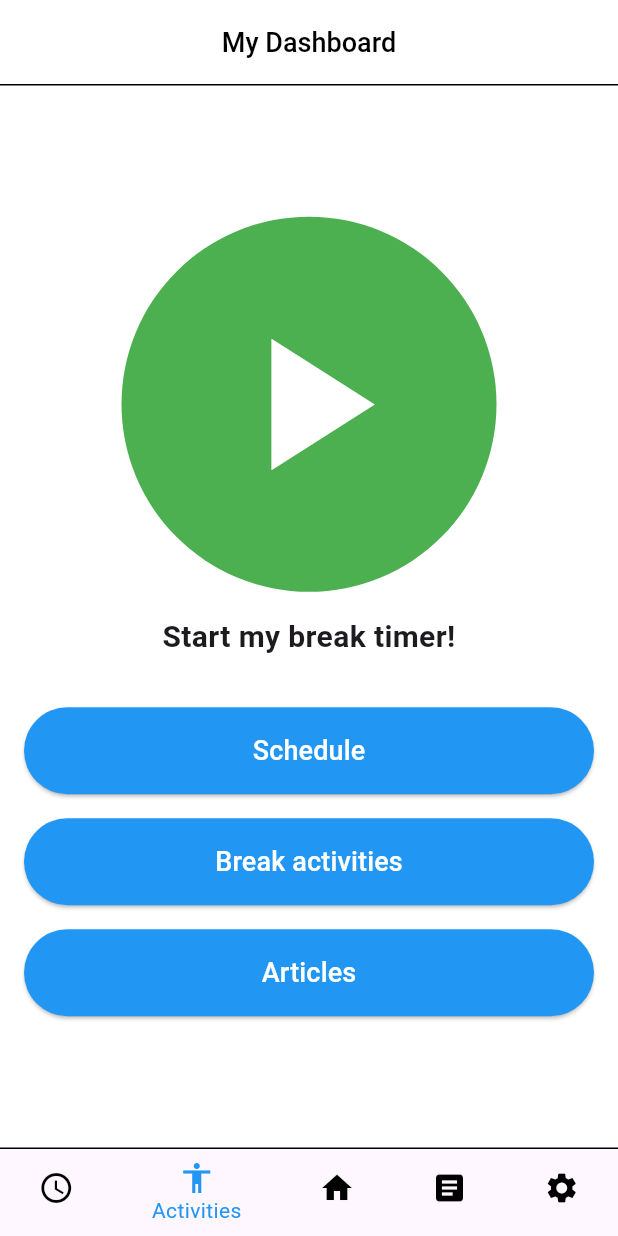
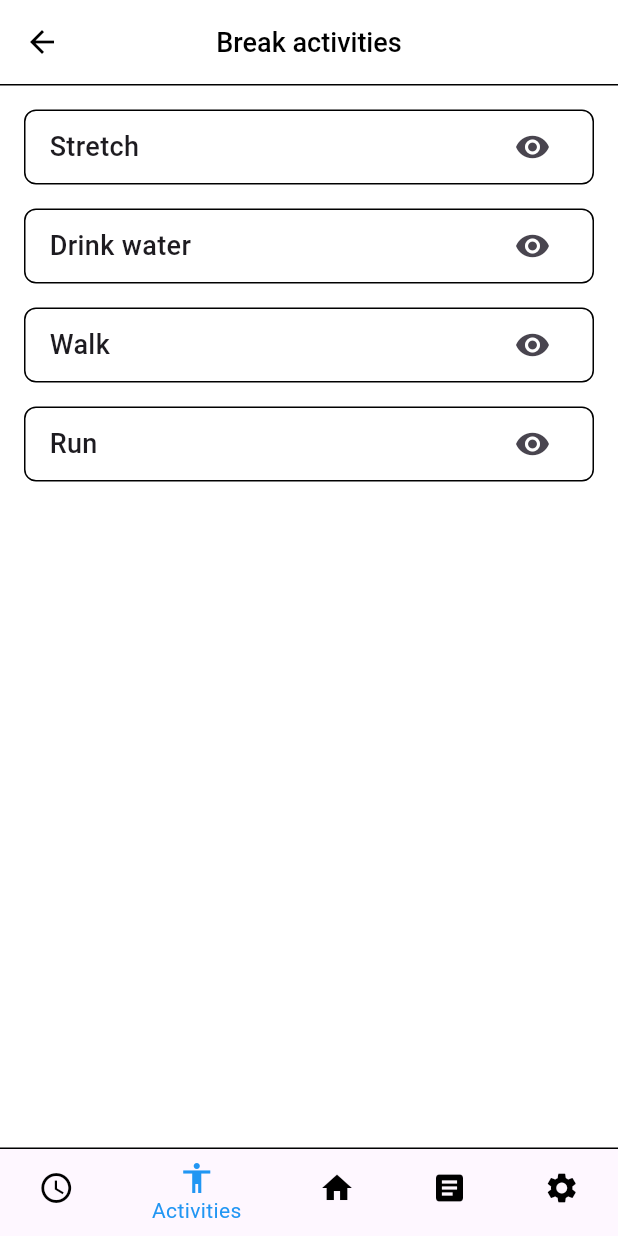
Before and after one commit to chesterrosario-koi/breaktime, a Flutter app: the HomeScreen screen opened by its route, item 2 of the bottom bar chosen, on a phone screen of 412 x 824 dp. Run offline on Flutter 3.47's test engine with Material 3 defaults, Android fonts, the phone set to English and light mode, and no system bars.

Commit message:
Add break activities screen

```diff
--- /dev/null
+++ b/lib/screens/break_activities_screen.dart
@@ -0,0 +1,86 @@
+import 'package:flutter/material.dart';
+import '../widgets/custom_app_bar.dart';
+import '../widgets/custom_bottom_nav_bar.dart';
+
+class BreakActivitiesScreen extends StatefulWidget {
+  const BreakActivitiesScreen({super.key});
+
+  @override
+  _BreakActivitiesScreenState createState() => _BreakActivitiesScreenState();
+}
+
+class _BreakActivitiesScreenState extends State<BreakActivitiesScreen> {
+  int _selectedIndex = 1; // Assuming 'Activities' is at index 1 in the bottom nav
+
+  void _onItemTapped(int index) {
+    handleBottomNavigationTap(context, index);
+    setState(() {
+      _selectedIndex = index;
+    });
+  }
+
+  @override
+  Widget build(BuildContext context) {
+    return Scaffold(
+      appBar: CustomAppBar(
+        title: 'Break activities',
+        showBackButton: true,
+        onBackButtonPressed: () {
+          Navigator.pop(context);
+        },
+        action: IconButton(
+          icon: const Icon(Icons.add),
+          onPressed: () {
+            // Add new break activity
+          },
+        ),
+      ),
+      body: Padding(
+        padding: const EdgeInsets.all(16.0),
+        child: ListView(
+          children: [
+            _buildActivityItem('Stretch'),
+            const SizedBox(height: 16),
+            _buildActivityItem('Drink water'),
+            const SizedBox(height: 16),
+            _buildActivityItem('Walk'),
+            const SizedBox(height: 16),
+            _buildActivityItem('Run'),
+          ],
+        ),
+      ),
+      bottomNavigationBar: CustomBottomNavBar(
+        currentIndex: _selectedIndex,
+        onTap: _onItemTapped,
+      ),
+    );
+  }
+
+  Widget _buildActivityItem(String title) {
+    return Container(
+      padding: const EdgeInsets.symmetric(horizontal: 16.0),
+      decoration: BoxDecoration(
+        border: Border.all(color: Colors.black),
+        borderRadius: BorderRadius.circular(8.0),
+      ),
+      child: Row(
+        mainAxisAlignment: MainAxisAlignment.spaceBetween,
+        children: [
+          Text(
+            title,
+            style: const TextStyle(
+              fontSize: 18,
+              fontWeight: FontWeight.w500,
+            ),
+          ),
+          IconButton(
+            icon: const Icon(Icons.visibility),
+            onPressed: () {
+              // Handle view action
+            },
+          ),
+        ],
+      ),
+    );
+  }
+}
--- a/lib/screens/home_screen.dart
+++ b/lib/screens/home_screen.dart
@@ -1,3 +1,4 @@
+import 'package:breaktime/screens/break_activities_screen.dart';
 import 'package:breaktime/screens/schedule_screen.dart';
 import 'package:flutter/material.dart';
 import '../widgets/custom_app_bar.dart';
@@ -85,7 +86,10 @@ class _HomeScreenState extends State<HomeScreen> {
             const SizedBox(height: 16),
             ElevatedButton(
               onPressed: () {
-                // Navigate to the Break activities screen
+                Navigator.push(
+                  context,
+                  MaterialPageRoute(builder: (context) => const BreakActivitiesScreen()),
+                );
               },
               style: ElevatedButton.styleFrom(
                 padding: const EdgeInsets.symmetric(vertical: 16),
--- a/lib/widgets/custom_app_bar.dart
+++ b/lib/widgets/custom_app_bar.dart
@@ -10,6 +10,7 @@ class CustomAppBar extends StatelessWidget implements PreferredSizeWidget {
     required this.title,
     this.showBackButton = true,
     this.onBackButtonPressed,
+    IconButton? action,
   });
 
   @override
--- a/lib/widgets/custom_bottom_nav_bar.dart
+++ b/lib/widgets/custom_bottom_nav_bar.dart
@@ -1,3 +1,4 @@
+import 'package:breaktime/screens/break_activities_screen.dart';
 import 'package:flutter/material.dart';
 import '../screens/home_screen.dart';
 import '../screens/schedule_screen.dart';
@@ -65,7 +66,10 @@ void handleBottomNavigationTap(BuildContext context, int index) {
       );
       break;
     case 1:
-      // Navigate to the Activities screen
+      Navigator.push(
+        context,
+        MaterialPageRoute(builder: (context) => const BreakActivitiesScreen()),
+      );
       break;
     case 2:
       Navigator.pushReplacement(
```
